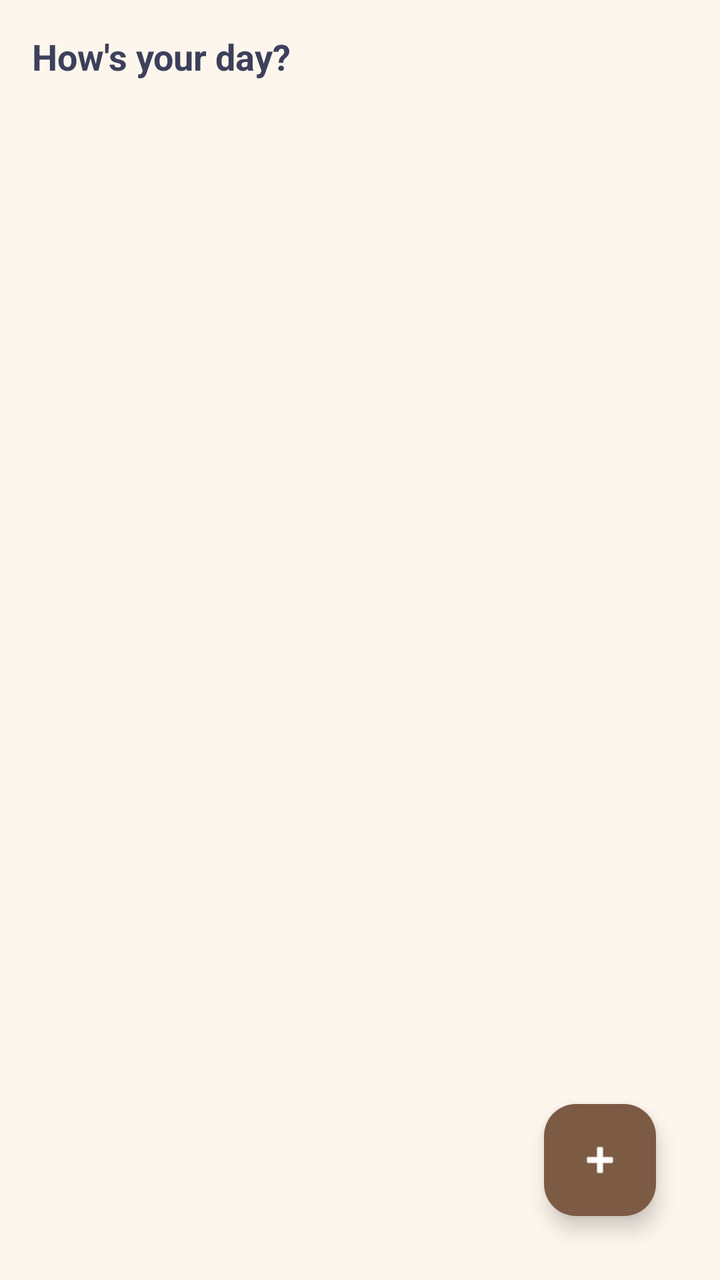
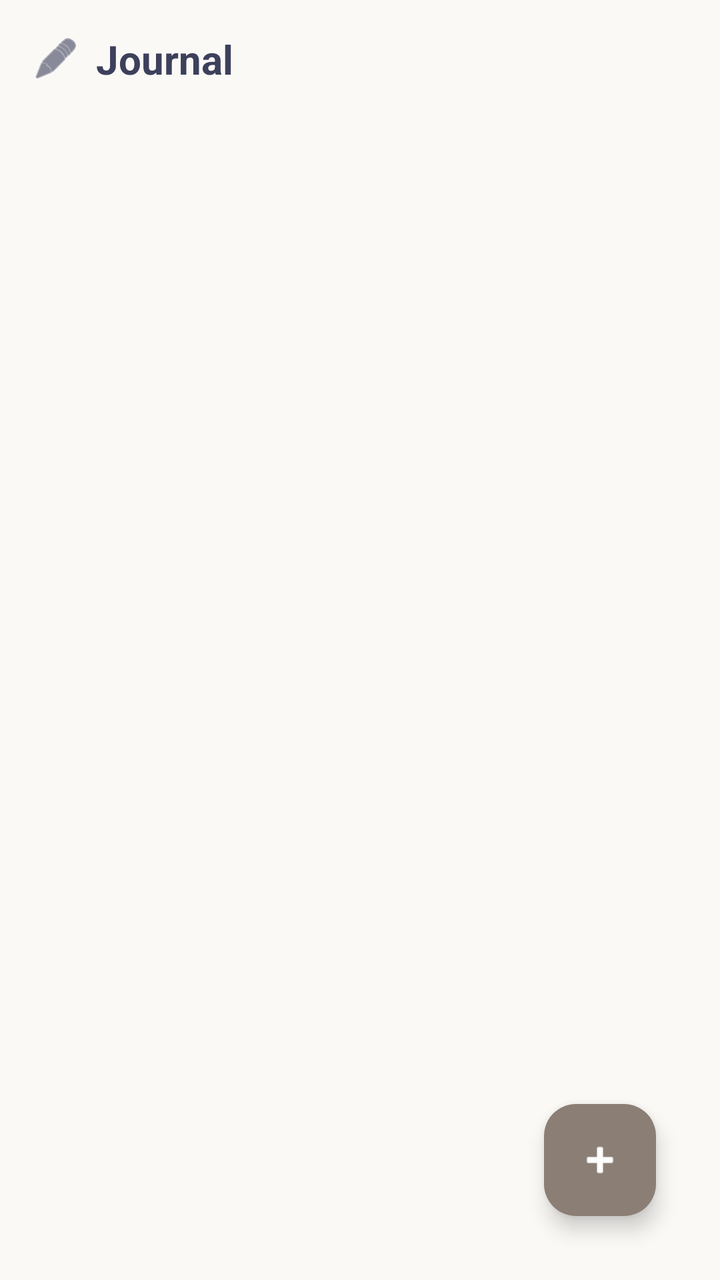

Two renders of the same Android screen: before a commit and after it. Below are the layout's source before the change and the commit's diff.
<!-- AndroidManifest.xml: application theme Theme.ProjectStudyBuddy1 -->
<!-- res/layout/fragment_journal.xml -->
<?xml version="1.0" encoding="utf-8"?>
<androidx.constraintlayout.widget.ConstraintLayout xmlns:android="http://schemas.android.com/apk/res/android"
    xmlns:app="http://schemas.android.com/apk/res-auto"
    android:layout_width="match_parent"
    android:layout_height="match_parent"
    android:background="@color/bg_cream"
    android:padding="16dp">

    <androidx.constraintlayout.widget.ConstraintLayout
        android:id="@+id/panelJournalListView"
        android:layout_width="match_parent"
        android:layout_height="match_parent"
        android:visibility="visible">

        <TextView
            android:id="@+id/tvPrompt"
            android:layout_width="wrap_content"
            android:layout_height="wrap_content"
            android:text="How's your day?"
            android:textColor="@color/text_dark"
            android:textSize="18sp"
            android:textStyle="bold"
            app:layout_constraintTop_toTopOf="parent"
            app:layout_constraintStart_toStartOf="parent"/>

        <androidx.recyclerview.widget.RecyclerView
            android:id="@+id/rvJournal"
            android:layout_width="match_parent"
            android:layout_height="0dp"
            android:layout_marginTop="12dp"
            app:layout_constraintTop_toBottomOf="@id/tvPrompt"
            app:layout_constraintBottom_toBottomOf="parent"/>

        <com.google.android.material.floatingactionbutton.FloatingActionButton
            android:id="@+id/fabAddJournal"
            android:layout_width="wrap_content"
            android:layout_height="wrap_content"
            android:src="@android:drawable/ic_input_add"
            android:contentDescription="Add Journal Entry"
            android:backgroundTint="@color/accent_brown"
            app:tint="@android:color/white"
            android:layout_margin="16dp"
            app:layout_constraintBottom_toBottomOf="parent"
            app:layout_constraintEnd_toEndOf="parent"/>

    </androidx.constraintlayout.widget.ConstraintLayout>

    <androidx.constraintlayout.widget.ConstraintLayout
        android:id="@+id/panelJournalEditWorkspace"
        android:layout_width="match_parent"
        android:layout_height="match_parent"
        android:visibility="gone">

        <ImageButton
            android:id="@+id/btnWorkspaceBack"
            android:layout_width="48dp"
            android:layout_height="48dp"
            android:src="?attr/homeAsUpIndicator"
            android:contentDescription="Back"
            android:background="@android:color/transparent"
            app:tint="@color/accent_brown"
            app:layout_constraintTop_toTopOf="parent"
            app:layout_constraintStart_toStartOf="parent"/>

        <ImageButton
            android:id="@+id/btnWorkspaceSave"
            android:layout_width="48dp"
            android:layout_height="48dp"
            android:src="@android:drawable/ic_menu_save"
            android:contentDescription="Save Entry"
            android:background="@android:color/transparent"
            app:tint="@color/accent_brown"
            app:layout_constraintTop_toTopOf="parent"
            app:layout_constraintEnd_toEndOf="parent"/>

        <EditText
            android:id="@+id/etJournalTitle"
            android:layout_width="match_parent"
            android:layout_height="50dp"
            android:hint="Title..."
            android:textColor="#000000"
            android:textColorHint="#9E9E9E"
            android:importantForAutofill="no"
            android:inputType="textCapSentences"
            android:background="@drawable/bg_rounded_card"
            android:paddingHorizontal="12dp"
            android:textStyle="bold"
            android:layout_marginTop="12dp"
            app:layout_constraintTop_toBottomOf="@id/btnWorkspaceBack"/>

        <EditText
            android:id="@+id/etJournalContent"
            android:layout_width="match_parent"
            android:layout_height="0dp"
            android:hint="Start writing your thoughts here..."
            android:textColor="#000000"
            android:textColorHint="#9E9E9E"
            android:importantForAutofill="no"
            android:inputType="textMultiLine"
            android:gravity="top"
            android:background="@drawable/bg_rounded_card"
            android:padding="12dp"
            android:layout_marginTop="12dp"
            app:layout_constraintTop_toBottomOf="@id/etJournalTitle"
            app:layout_constraintBottom_toBottomOf="parent"/>

    </androidx.constraintlayout.widget.ConstraintLayout>

</androidx.constraintlayout.widget.ConstraintLayout>
<!-- resources referenced by this layout -->
<resources>
  <color name="accent_brown">#7D5A44</color>
  <color name="bg_cream">#FDF6ED</color>
  <color name="text_dark">#3D405B</color>
  <!-- drawable bg_rounded_card (drawable) -->
  <?xml version="1.0" encoding="utf-8"?>
  <shape xmlns:android="http://schemas.android.com/apk/res/android" android:shape="rectangle">
      <solid android:color="@color/card_white"/>
      <stroke android:width="2dp" android:color="@color/accent_brown"/>
      <corners android:radius="12dp"/>
  </shape>
  <style name="Theme.ProjectStudyBuddy1" parent="Theme.Material3.DayNight.NoActionBar">
          <item name="colorPrimary">@color/accent_brown</item>
          <item name="colorPrimaryDark">@color/accent_brown</item>
          <item name="colorAccent">@color/accent_orange</item>
  
          <item name="android:windowBackground">@color/bg_cream</item>
          <item name="android:colorBackground">@color/bg_cream</item>
  
          <item name="android:statusBarColor">@color/bg_cream</item>
          <item name="android:windowLightStatusBar">true</item>
  
          <item name="colorSurface">@color/card_white</item>
          <item name="colorOnSurface">@color/text_dark</item>
      </style>
  <color name="card_white">#FFFFFF</color>
  <color name="accent_orange">#E07A5F</color>
</resources>

<!-- the commit's change to res/layout/fragment_journal.xml (unified diff, before → after) -->
@@ -1,9 +1,10 @@
 <?xml version="1.0" encoding="utf-8"?>
 <androidx.constraintlayout.widget.ConstraintLayout xmlns:android="http://schemas.android.com/apk/res/android"
     xmlns:app="http://schemas.android.com/apk/res-auto"
+    xmlns:tools="http://schemas.android.com/tools"
     android:layout_width="match_parent"
     android:layout_height="match_parent"
-    android:background="@color/bg_cream"
+    android:background="#FAF9F6"
     android:padding="16dp">
 
     <androidx.constraintlayout.widget.ConstraintLayout
@@ -12,24 +13,41 @@
         android:layout_height="match_parent"
         android:visibility="visible">
 
-        <TextView
-            android:id="@+id/tvPrompt"
+        <LinearLayout
+            android:id="@+id/layoutJournalHeader"
             android:layout_width="wrap_content"
             android:layout_height="wrap_content"
-            android:text="How's your day?"
-            android:textColor="@color/text_dark"
-            android:textSize="18sp"
-            android:textStyle="bold"
+            android:orientation="horizontal"
+            android:gravity="center_vertical"
             app:layout_constraintTop_toTopOf="parent"
-            app:layout_constraintStart_toStartOf="parent"/>
+            app:layout_constraintStart_toStartOf="parent">
+
+            <ImageView
+                android:layout_width="24dp"
+                android:layout_height="24dp"
+                android:src="@android:drawable/ic_menu_edit"
+                android:contentDescription="Journal Icon"
+                app:tint="#3D405B"
+                android:layout_marginEnd="8dp"
+                tools:ignore="HardcodedText" />
+
+            <TextView
+                android:layout_width="wrap_content"
+                android:layout_height="wrap_content"
+                android:text="Journal"
+                android:textStyle="bold"
+                android:textSize="20sp"
+                android:textColor="#3D405B"
+                tools:ignore="HardcodedText" />
+        </LinearLayout>
 
         <androidx.recyclerview.widget.RecyclerView
             android:id="@+id/rvJournal"
             android:layout_width="match_parent"
             android:layout_height="0dp"
-            android:layout_marginTop="12dp"
-            app:layout_constraintTop_toBottomOf="@id/tvPrompt"
-            app:layout_constraintBottom_toBottomOf="parent"/>
+            android:layout_marginTop="16dp"
+            app:layout_constraintTop_toBottomOf="@id/layoutJournalHeader"
+            app:layout_constraintBottom_toBottomOf="parent" />
 
         <com.google.android.material.floatingactionbutton.FloatingActionButton
             android:id="@+id/fabAddJournal"
@@ -37,73 +55,82 @@
             android:layout_height="wrap_content"
             android:src="@android:drawable/ic_input_add"
             android:contentDescription="Add Journal Entry"
-            android:backgroundTint="@color/accent_brown"
+            android:backgroundTint="#8B7E74"
             app:tint="@android:color/white"
             android:layout_margin="16dp"
             app:layout_constraintBottom_toBottomOf="parent"
-            app:layout_constraintEnd_toEndOf="parent"/>
-
+            app:layout_constraintEnd_toEndOf="parent"
+            tools:ignore="HardcodedText" />
     </androidx.constraintlayout.widget.ConstraintLayout>
 
     <androidx.constraintlayout.widget.ConstraintLayout
         android:id="@+id/panelJournalEditWorkspace"
         android:layout_width="match_parent"
         android:layout_height="match_parent"
-        android:visibility="gone">
+        android:visibility="gone"
+        android:background="@android:color/white"
+        android:clickable="true"
+        android:focusable="true">
 
-        <ImageButton
-            android:id="@+id/btnWorkspaceBack"
-            android:layout_width="48dp"
-            android:layout_height="48dp"
-            android:src="?attr/homeAsUpIndicator"
-            android:contentDescription="Back"
-            android:background="@android:color/transparent"
-            app:tint="@color/accent_brown"
-            app:layout_constraintTop_toTopOf="parent"
-            app:layout_constraintStart_toStartOf="parent"/>
+        <RelativeLayout
+            android:id="@+id/layoutEditorToolbar"
+            android:layout_width="match_parent"
+            android:layout_height="56dp"
+            android:paddingHorizontal="4dp"
+            app:layout_constraintTop_toTopOf="parent">
 
-        <ImageButton
-            android:id="@+id/btnWorkspaceSave"
-            android:layout_width="48dp"
-            android:layout_height="48dp"
-            android:src="@android:drawable/ic_menu_save"
-            android:contentDescription="Save Entry"
-            android:background="@android:color/transparent"
-            app:tint="@color/accent_brown"
-            app:layout_constraintTop_toTopOf="parent"
-            app:layout_constraintEnd_toEndOf="parent"/>
+            <ImageButton
+                android:id="@+id/btnWorkspaceBack"
+                android:layout_width="48dp"
+                android:layout_height="48dp"
+                android:src="@android:drawable/ic_menu_revert"
+                android:background="?android:attr/selectableItemBackground"
+                android:contentDescription="Back"
+                app:tint="#3D405B"
+                android:layout_centerVertical="true"
+                tools:ignore="HardcodedText" />
+
+            <ImageButton
+                android:id="@+id/btnWorkspaceSave"
+                android:layout_width="48dp"
+                android:layout_height="48dp"
+                android:src="@android:drawable/ic_menu_save"
+                android:background="?android:attr/selectableItemBackground"
+                android:contentDescription="Save"
+                app:tint="#3D405B"
+                android:layout_alignParentEnd="true"
+                android:layout_centerVertical="true"
+                tools:ignore="HardcodedText" />
+        </RelativeLayout>
 
         <EditText
             android:id="@+id/etJournalTitle"
             android:layout_width="match_parent"
-            android:layout_height="50dp"
-            android:hint="Title..."
-            android:textColor="#000000"
-            android:textColorHint="#9E9E9E"
+            android:layout_height="wrap_content"
+            android:hint="Title"
+            android:textSize="22sp"
+            android:textStyle="bold"
+            android:textColor="#3D405B"
+            android:padding="16dp"
+            android:background="@android:color/transparent"
             android:importantForAutofill="no"
             android:inputType="textCapSentences"
-            android:background="@drawable/bg_rounded_card"
-            android:paddingHorizontal="12dp"
-            android:textStyle="bold"
-            android:layout_marginTop="12dp"
-            app:layout_constraintTop_toBottomOf="@id/btnWorkspaceBack"/>
+            app:layout_constraintTop_toBottomOf="@id/layoutEditorToolbar" />
 
         <EditText
             android:id="@+id/etJournalContent"
             android:layout_width="match_parent"
             android:layout_height="0dp"
             android:hint="Start writing your thoughts here..."
-            android:textColor="#000000"
-            android:textColorHint="#9E9E9E"
+            android:textSize="16sp"
+            android:textColor="#3D405B"
+            android:paddingHorizontal="16dp"
+            android:background="@android:color/transparent"
+            android:gravity="top"
             android:importantForAutofill="no"
-            android:inputType="textMultiLine"
-            android:gravity="top"
-            android:background="@drawable/bg_rounded_card"
-            android:padding="12dp"
-            android:layout_marginTop="12dp"
+            android:inputType="textMultiLine|textCapSentences"
             app:layout_constraintTop_toBottomOf="@id/etJournalTitle"
-            app:layout_constraintBottom_toBottomOf="parent"/>
-
+            app:layout_constraintBottom_toBottomOf="parent" />
     </androidx.constraintlayout.widget.ConstraintLayout>
 
 </androidx.constraintlayout.widget.ConstraintLayout>
<!-- resource entries referenced after the edit -->
@@ -3,13 +3,6 @@
   <color name="accent_brown">#7D5A44</color>
   <color name="bg_cream">#FDF6ED</color>
   <color name="text_dark">#3D405B</color>
-  <!-- drawable bg_rounded_card (drawable) -->
-  <?xml version="1.0" encoding="utf-8"?>
-  <shape xmlns:android="http://schemas.android.com/apk/res/android" android:shape="rectangle">
-      <solid android:color="@color/card_white"/>
-      <stroke android:width="2dp" android:color="@color/accent_brown"/>
-      <corners android:radius="12dp"/>
-  </shape>
   <style name="Theme.ProjectStudyBuddy1" parent="Theme.Material3.DayNight.NoActionBar">
           <item name="colorPrimary">@color/accent_brown</item>
           <item name="colorPrimaryDark">@color/accent_brown</item>
